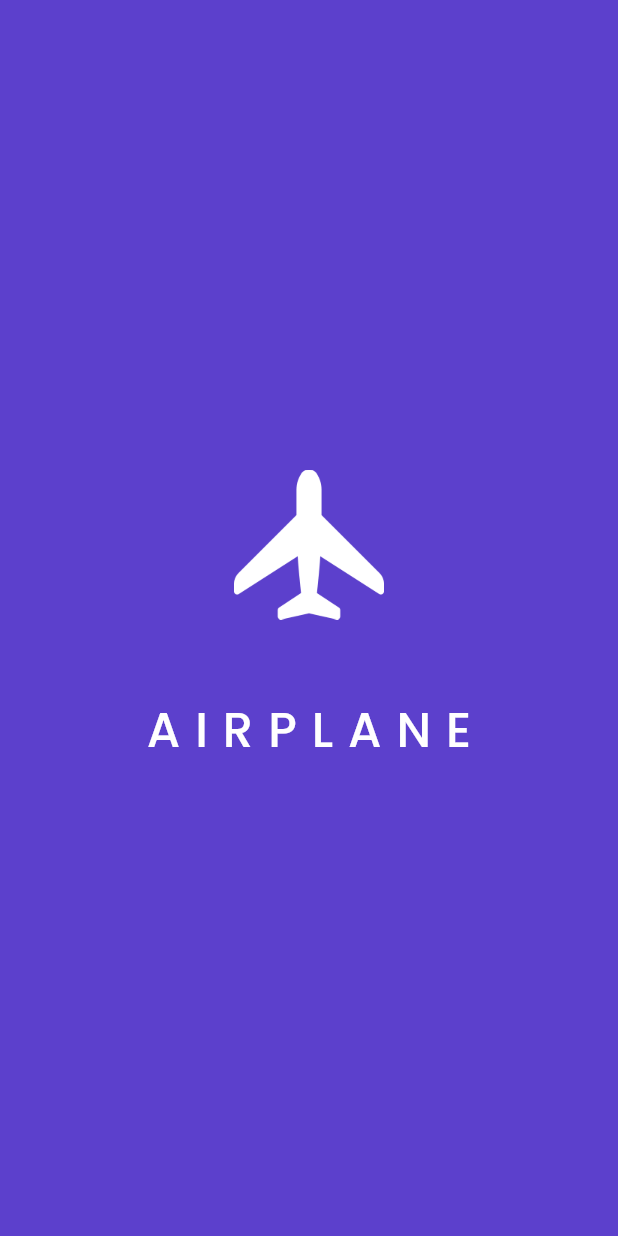
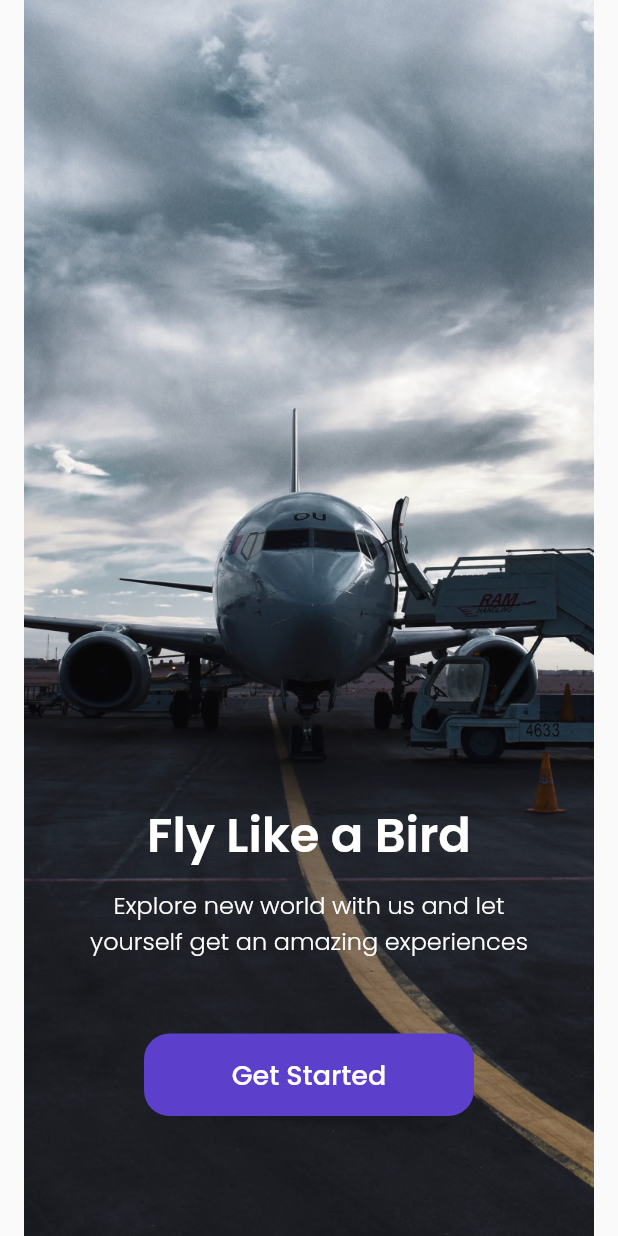
Before and after one commit to marchella2/airplane_apps, a Flutter app: the screen it shows after launch, on a phone screen of 412 x 824 dp. Run offline on Flutter 3.47's test engine with Material 2 defaults, Android fonts, the phone set to English and light mode, and no system bars; our stand-ins replace google_fonts.

Commit message:
get started screen

```diff
--- a/lib/main.dart
+++ b/lib/main.dart
@@ -1,3 +1,4 @@
+import 'package:airplane_apps/ui/pages/get_started_page.dart';
 import 'package:airplane_apps/ui/pages/splash_page.dart';
 import 'package:flutter/material.dart';
 
@@ -10,7 +11,7 @@
   Widget build(BuildContext context) {
     return MaterialApp(
       debugShowCheckedModeBanner: false,
-      home: SplashPage(),
+      home: GetStartedPage(),
     );
   }
 }
--- /dev/null
+++ b/lib/ui/pages/get_started_page.dart
@@ -0,0 +1,71 @@
+import 'package:flutter/material.dart';
+import 'package:airplane_apps/shared/theme.dart';
+
+class GetStartedPage extends StatelessWidget {
+  const GetStartedPage({Key? key}) : super(key: key);
+
+  @override
+  Widget build(BuildContext context) {
+    return Scaffold(
+      body: Stack(
+        children: [
+          Container(
+            width: double.infinity,
+            height: double.infinity,
+            decoration: BoxDecoration(
+              image: DecorationImage(
+                image: AssetImage('assets/images/image_get_started.png'),
+              ),
+            ),
+          ),
+          Center(
+            child: Column(
+              mainAxisAlignment: MainAxisAlignment.end,
+              children: [
+                Text(
+                  'Fly Like a Bird',
+                  style: whiteTextStyle.copyWith(
+                    fontSize: 32,
+                    fontWeight: semiBold,
+                  ),
+                ),
+                SizedBox(
+                  height: 10,
+                ),
+                Text(
+                  'Explore new world with us and let\nyourself get an amazing experiences',
+                  style: whiteTextStyle.copyWith(
+                    fontSize: 16,
+                    fontWeight: light,
+                  ),
+                  textAlign: TextAlign.center,
+                ),
+                Container(
+                  width: 220,
+                  height: 55,
+                  margin: EdgeInsets.only(top: 50, bottom: 80),
+                  child: TextButton(
+                    onPressed: (){},
+                    style: TextButton.styleFrom(
+                      backgroundColor: kPrimaryColor,
+                      shape: RoundedRectangleBorder(
+                        borderRadius: BorderRadius.circular(17)
+                      )
+                    ),
+                    child: Text(
+                      'Get Started',
+                      style: whiteTextStyle.copyWith(
+                        fontSize: 18,
+                        fontWeight: medium,
+                      ),
+                    ),
+                  ),
+                ),
+              ],
+            ),
+          ),
+        ],
+      ),
+    );
+  }
+}
```
